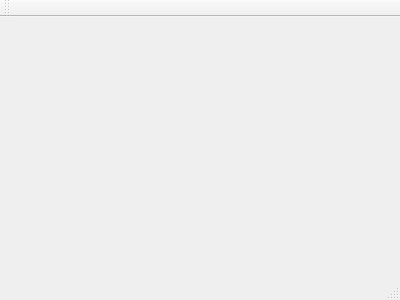
This is mainwindow.ui in bbaksh/pvz as Qt 5 draws it before an edit. The edited form follows.
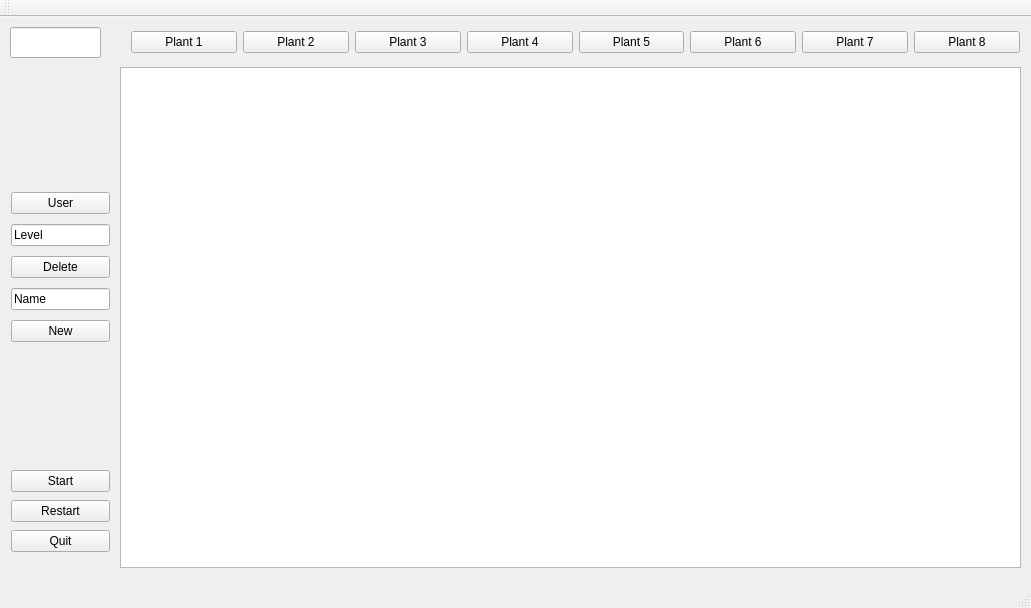
This is the edited form.

What changed in the file:
```diff
--- a/mainwindow.ui
+++ b/mainwindow.ui
@@ -1,24 +1,216 @@
 <ui version="4.0">
  <class>MainWindow</class>
- <widget class="QMainWindow" name="MainWindow" >
-  <property name="geometry" >
+ <widget class="QMainWindow" name="MainWindow">
+  <property name="geometry">
    <rect>
     <x>0</x>
     <y>0</y>
-    <width>400</width>
-    <height>300</height>
+    <width>1031</width>
+    <height>608</height>
    </rect>
   </property>
   <property name="windowTitle" >
    <string>MainWindow</string>
   </property>
-  <widget class="QMenuBar" name="menuBar" />
-  <widget class="QToolBar" name="mainToolBar" />
-  <widget class="QWidget" name="centralWidget" />
-  <widget class="QStatusBar" name="statusBar" />
+  <widget class="QWidget" name="centralWidget">
+   <widget class="QWidget" name="horizontalLayoutWidget">
+    <property name="geometry">
+     <rect>
+      <x>120</x>
+      <y>0</y>
+      <width>911</width>
+      <height>51</height>
+     </rect>
+    </property>
+    <layout class="QHBoxLayout" name="horizontalLayout">
+     <item>
+      <widget class="QPushButton" name="plant1Button">
+       <property name="text">
+        <string>Plant 1</string>
+       </property>
+      </widget>
+     </item>
+     <item>
+      <widget class="QPushButton" name="plant2Button">
+       <property name="text">
+        <string>Plant 2</string>
+       </property>
+      </widget>
+     </item>
+     <item>
+      <widget class="QPushButton" name="plant3Button">
+       <property name="text">
+        <string>Plant 3</string>
+       </property>
+      </widget>
+     </item>
+     <item>
+      <widget class="QPushButton" name="plant4Button">
+       <property name="text">
+        <string>Plant 4</string>
+       </property>
+      </widget>
+     </item>
+     <item>
+      <widget class="QPushButton" name="plant5Button">
+       <property name="text">
+        <string>Plant 5</string>
+       </property>
+      </widget>
+     </item>
+     <item>
+      <widget class="QPushButton" name="plant6Button">
+       <property name="text">
+        <string>Plant 6</string>
+       </property>
+      </widget>
+     </item>
+     <item>
+      <widget class="QPushButton" name="plant7Button">
+       <property name="text">
+        <string>Plant 7</string>
+       </property>
+      </widget>
+     </item>
+     <item>
+      <widget class="QPushButton" name="plant8Button">
+       <property name="text">
+        <string>Plant 8</string>
+       </property>
+      </widget>
+     </item>
+    </layout>
+   </widget>
+   <widget class="QWidget" name="verticalLayoutWidget">
+    <property name="geometry">
+     <rect>
+      <x>0</x>
+      <y>440</y>
+      <width>121</width>
+      <height>111</height>
+     </rect>
+    </property>
+    <layout class="QVBoxLayout" name="verticalLayout">
+     <item>
+      <widget class="QPushButton" name="startButton">
+       <property name="text">
+        <string>Start</string>
+       </property>
+      </widget>
+     </item>
+     <item>
+      <widget class="QPushButton" name="restartButton">
+       <property name="text">
+        <string>Restart</string>
+       </property>
+      </widget>
+     </item>
+     <item>
+      <widget class="QPushButton" name="quitButton">
+       <property name="text">
+        <string>Quit</string>
+       </property>
+      </widget>
+     </item>
+    </layout>
+   </widget>
+   <widget class="QGraphicsView" name="graphicsView">
+    <property name="geometry">
+     <rect>
+      <x>120</x>
+      <y>50</y>
+      <width>901</width>
+      <height>501</height>
+     </rect>
+    </property>
+   </widget>
+   <widget class="QWidget" name="verticalLayoutWidget_2">
+    <property name="geometry">
+     <rect>
+      <x>0</x>
+      <y>160</y>
+      <width>121</width>
+      <height>181</height>
+     </rect>
+    </property>
+    <layout class="QVBoxLayout" name="verticalLayout_2">
+     <item>
+      <widget class="QPushButton" name="userButton">
+       <property name="text">
+        <string>User</string>
+       </property>
+      </widget>
+     </item>
+     <item>
+      <widget class="QLineEdit" name="levelDisplay">
+       <property name="font">
+        <font>
+         <italic>false</italic>
+        </font>
+       </property>
+       <property name="layoutDirection">
+        <enum>Qt::LeftToRight</enum>
+       </property>
+       <property name="text">
+        <string>Level</string>
+       </property>
+      </widget>
+     </item>
+     <item>
+      <widget class="QPushButton" name="deleteButton">
+       <property name="text">
+        <string>Delete</string>
+       </property>
+      </widget>
+     </item>
+     <item>
+      <widget class="QLineEdit" name="nameDisplay">
+       <property name="text">
+        <string>Name</string>
+       </property>
+      </widget>
+     </item>
+     <item>
+      <widget class="QPushButton" name="newButton">
+       <property name="text">
+        <string>New</string>
+       </property>
+      </widget>
+     </item>
+    </layout>
+   </widget>
+   <widget class="QLineEdit" name="pointsDisplay">
+    <property name="geometry">
+     <rect>
+      <x>10</x>
+      <y>10</y>
+      <width>91</width>
+      <height>31</height>
+     </rect>
+    </property>
+   </widget>
+  </widget>
+  <widget class="QMenuBar" name="menuBar">
+   <property name="geometry">
+    <rect>
+     <x>0</x>
+     <y>0</y>
+     <width>1031</width>
+     <height>21</height>
+    </rect>
+   </property>
+  </widget>
+  <widget class="QToolBar" name="mainToolBar">
+   <attribute name="toolBarArea">
+    <enum>TopToolBarArea</enum>
+   </attribute>
+   <attribute name="toolBarBreak">
+    <bool>false</bool>
+   </attribute>
+  </widget>
+  <widget class="QStatusBar" name="statusBar"/>
  </widget>
- <layoutDefault spacing="6" margin="11" />
- <pixmapfunction></pixmapfunction>
+ <layoutdefault spacing="6" margin="11"/>
  <resources/>
  <connections/>
 </ui>
```
Left out of the diff: 3 changed lines with no effect on the pictures.
